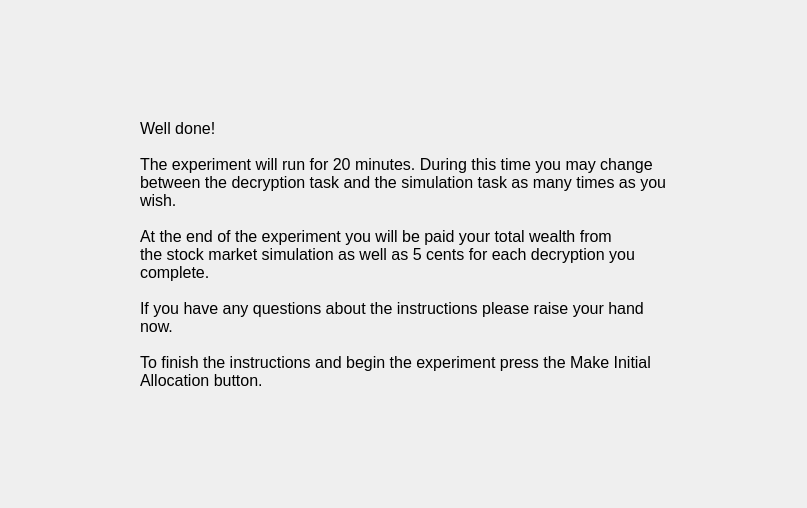
First picture: the form in MarketSimulation/instructionscreen8.ui, repository dwattttt/marketsim, before the edit.
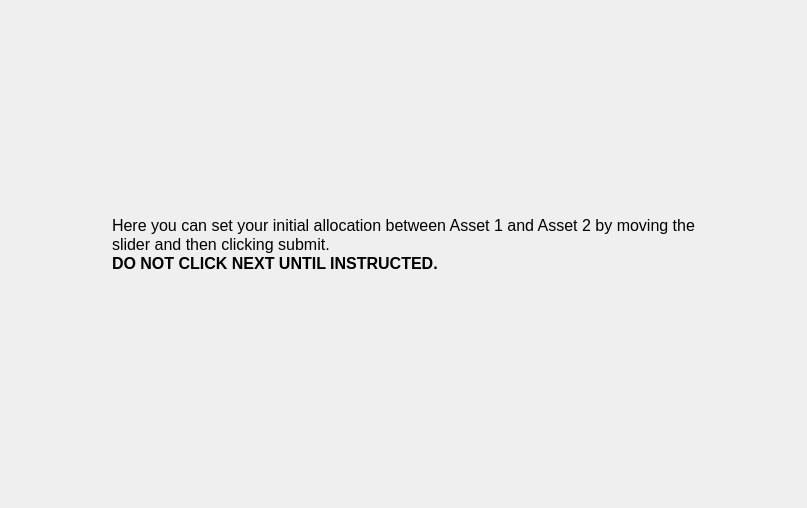
Second picture: the form after the edit.

Commit message:
Applied changes from Instruction fixes.docx
Applied changes from Instruction fixes.docx, mostly UI adjustments.

Patch:
```diff
--- a/MarketSimulation/instructionscreen8.ui
+++ b/MarketSimulation/instructionscreen8.ui
@@ -50,21 +50,14 @@
         </font>
        </property>
        <property name="text">
-        <string>Well done!
-
-The experiment will run for 20 minutes. During this time you may change
-between the decryption task and the simulation task as many times as you
-wish.
-
-At the end of the experiment you will be paid your total wealth from
-the stock market simulation as well as 5 cents for each decryption you
-complete.
-
-If you have any questions about the instructions please raise your hand
-now.
-
-To finish the instructions and begin the experiment press the Make Initial
-Allocation button.</string>
+        <string>&lt;!DOCTYPE HTML PUBLIC &quot;-//W3C//DTD HTML 4.0//EN&quot; &quot;http://www.w3.org/TR/REC-html40/strict.dtd&quot;&gt;
+&lt;html&gt;&lt;head&gt;&lt;meta name=&quot;qrichtext&quot; content=&quot;1&quot; /&gt;&lt;style type=&quot;text/css&quot;&gt;
+p, li { white-space: pre-wrap; }
+&lt;/style&gt;&lt;/head&gt;&lt;body style=&quot; font-family:'MS Shell Dlg 2'; font-size:8.25pt; font-weight:400; font-style:normal;&quot;&gt;
+&lt;p style=&quot; margin-top:0px; margin-bottom:0px; margin-left:0px; margin-right:0px; -qt-block-indent:0; text-indent:0px;&quot;&gt;&lt;span style=&quot; font-size:12pt;&quot;&gt;Here you can set your initial allocation between Asset 1 and Asset 2 by moving the&lt;/span&gt;&lt;/p&gt;
+&lt;p style=&quot; margin-top:0px; margin-bottom:0px; margin-left:0px; margin-right:0px; -qt-block-indent:0; text-indent:0px;&quot;&gt;&lt;span style=&quot; font-size:12pt;&quot;&gt;slider and then clicking submit.&lt;/span&gt;&lt;/p&gt;
+&lt;p style=&quot; margin-top:0px; margin-bottom:0px; margin-left:0px; margin-right:0px; -qt-block-indent:0; text-indent:0px;&quot;&gt;&lt;span style=&quot; font-size:12pt; font-weight:600;&quot;&gt;DO NOT CLICK NEXT UNTIL INSTRUCTED.&lt;/span&gt;&lt;/p&gt;
+&lt;p style=&quot;-qt-paragraph-type:empty; margin-top:0px; margin-bottom:0px; margin-left:0px; margin-right:0px; -qt-block-indent:0; text-indent:0px; font-size:12pt;&quot;&gt;&lt;/p&gt;&lt;/body&gt;&lt;/html&gt;</string>
        </property>
       </widget>
      </item>
```
The commit also changes 10 other files.
